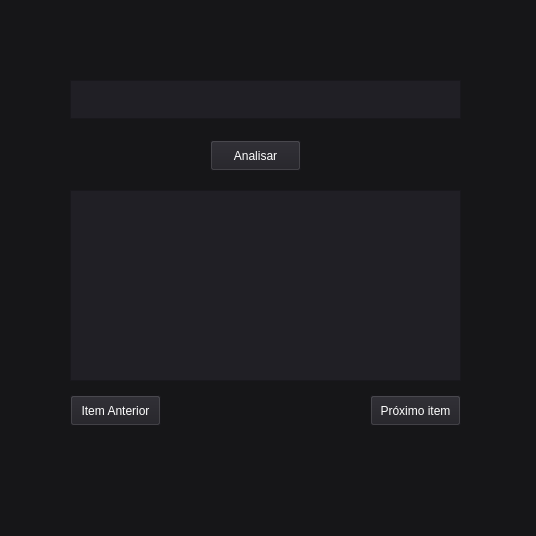
Qt form mainwindow.ui (zMatheus222/AZReports) before a commit.
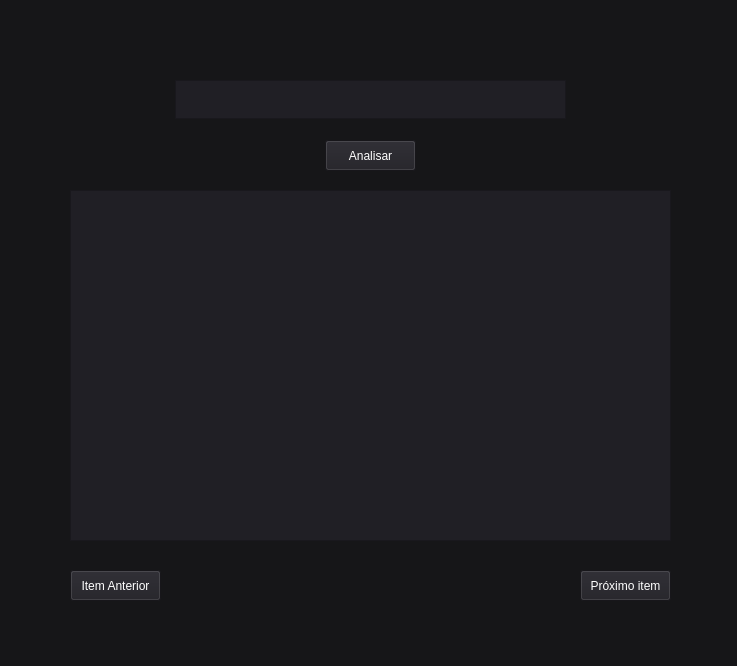
The same form after that commit.

What changed in the file:
```diff
--- a/mainwindow.ui
+++ b/mainwindow.ui
@@ -6,8 +6,8 @@
    <rect>
     <x>0</x>
     <y>0</y>
-    <width>536</width>
-    <height>536</height>
+    <width>737</width>
+    <height>666</height>
    </rect>
   </property>
   <property name="windowTitle">
@@ -20,7 +20,7 @@
    <widget class="QPushButton" name="BtnAnalisar">
     <property name="geometry">
      <rect>
-      <x>210</x>
+      <x>325</x>
       <y>140</y>
       <width>91</width>
       <height>31</height>
@@ -41,8 +41,8 @@
      <rect>
       <x>70</x>
       <y>190</y>
-      <width>391</width>
-      <height>191</height>
+      <width>601</width>
+      <height>351</height>
      </rect>
     </property>
     <property name="styleSheet">
@@ -55,9 +55,9 @@
    <widget class="QTextBrowser" name="header_txt_browser">
     <property name="geometry">
      <rect>
-      <x>70</x>
+      <x>170</x>
       <y>20</y>
-      <width>391</width>
+      <width>393</width>
       <height>51</height>
      </rect>
     </property>
@@ -86,7 +86,7 @@
    <widget class="QTextEdit" name="InputItems">
     <property name="geometry">
      <rect>
-      <x>70</x>
+      <x>175</x>
       <y>80</y>
       <width>391</width>
       <height>39</height>
@@ -103,7 +103,7 @@
     <property name="geometry">
      <rect>
       <x>70</x>
-      <y>395</y>
+      <y>570</y>
       <width>91</width>
       <height>31</height>
      </rect>
@@ -121,8 +121,8 @@
    <widget class="QPushButton" name="BtnAnalisar_3">
     <property name="geometry">
      <rect>
-      <x>370</x>
-      <y>395</y>
+      <x>580</x>
+      <y>570</y>
       <width>91</width>
       <height>31</height>
      </rect>
```
Left out of the diff: 2 changed lines with no effect on the pictures.
